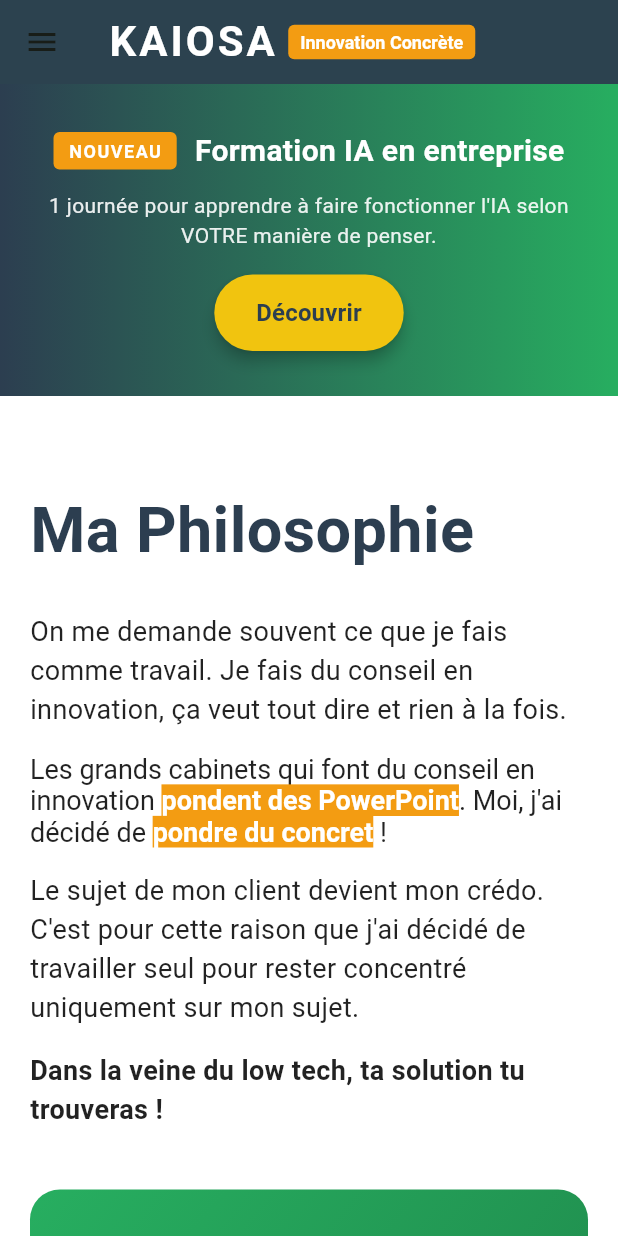
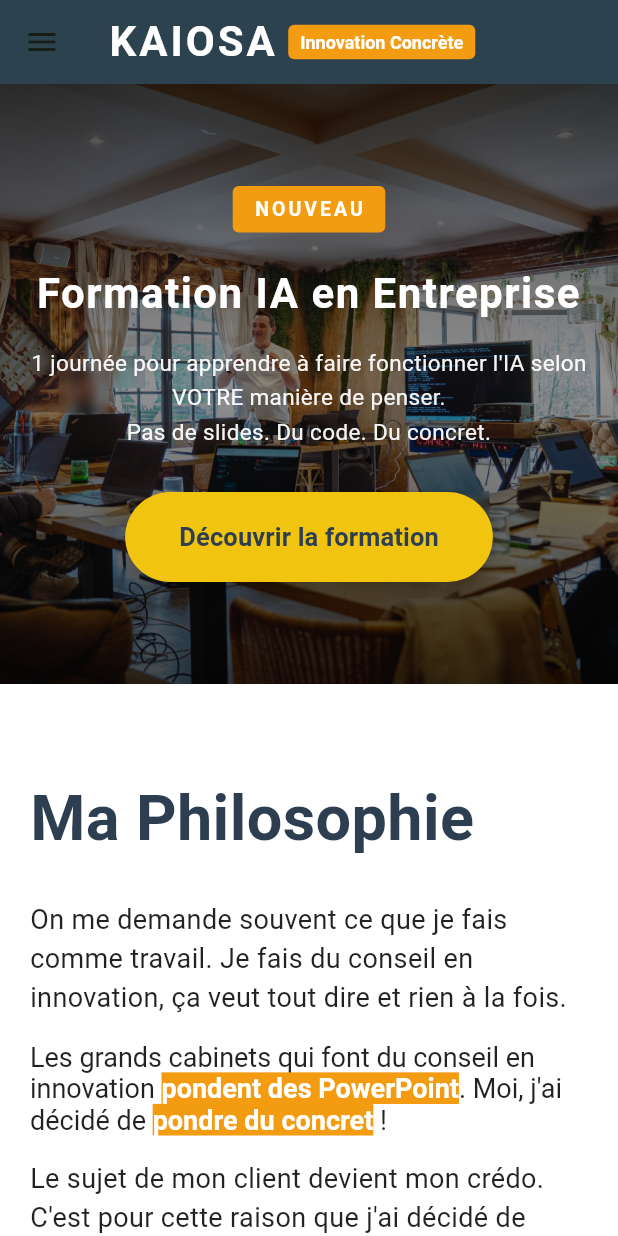
Before and after one commit to jeromeollivon-star/kaiosa_website, a Flutter app: the screen it shows after launch, on a phone screen of 412 x 824 dp. Run offline on Flutter 3.47's test engine with Material 3 defaults, Android fonts, the phone set to English and light mode, and no system bars.

Commit message:
feat: add formation photo hero banner on homepage
- Full-width hero with formation photo (faces blurred except Jerome)
- Dark overlay with gradient for text readability
- Bigger CTA button and punchier copy
- Image served as Flutter asset

Co-Authored-By: Claude Opus 4.6 <noreply@anthropic.com>

```diff
--- a/lib/screens/home_screen.dart
+++ b/lib/screens/home_screen.dart
@@ -31,24 +31,40 @@ class HomeScreen extends StatelessWidget {
 
     return Container(
       width: double.infinity,
-      padding: EdgeInsets.symmetric(
-        vertical: isMobile ? 30 : 40,
-        horizontal: isMobile ? 20 : 60,
+      height: isMobile ? 400 : 500,
+      child: Stack(
+        fit: StackFit.expand,
+        children: [
+          // Background image
+          Image.asset(
+            'assets/formation-hero.jpg',
+            fit: BoxFit.cover,
           ),
-      decoration: const BoxDecoration(
+          // Dark overlay
+          Container(
+            decoration: BoxDecoration(
               gradient: LinearGradient(
-          colors: [Color(0xFF2C3E50), Color(0xFF27AE60)],
-          begin: Alignment.centerLeft,
-          end: Alignment.centerRight,
+                colors: [
+                  Colors.black.withOpacity(0.7),
+                  Colors.black.withOpacity(0.4),
+                  Colors.black.withOpacity(0.7),
+                ],
+                begin: Alignment.topCenter,
+                end: Alignment.bottomCenter,
               ),
             ),
+          ),
+          // Content
+          Padding(
+            padding: EdgeInsets.symmetric(
+              horizontal: isMobile ? 20 : 60,
+              vertical: isMobile ? 40 : 60,
+            ),
             child: Column(
-        children: [
-          Row(
               mainAxisAlignment: MainAxisAlignment.center,
               children: [
                 Container(
-                padding: const EdgeInsets.symmetric(horizontal: 10, vertical: 4),
+                  padding: const EdgeInsets.symmetric(horizontal: 14, vertical: 6),
                   decoration: BoxDecoration(
                     color: const Color(0xFFF39C12),
                     borderRadius: BorderRadius.circular(4),
@@ -57,47 +73,54 @@ class HomeScreen extends StatelessWidget {
                     'NOUVEAU',
                     style: TextStyle(
                       color: Colors.white,
-                    fontSize: 12,
+                      fontSize: 13,
                       fontWeight: FontWeight.bold,
-                    letterSpacing: 1,
+                      letterSpacing: 2,
                     ),
                   ),
                 ),
-              const SizedBox(width: 12),
+                const SizedBox(height: 20),
                 Text(
-                'Formation IA en entreprise',
+                  'Formation IA en Entreprise',
                   style: TextStyle(
-                  fontSize: isMobile ? 20 : 26,
+                    fontSize: isMobile ? 28 : 42,
                     fontWeight: FontWeight.bold,
                     color: Colors.white,
-                ),
-              ),
-            ],
-          ),
-          const SizedBox(height: 12),
-          Text(
-            '1 journée pour apprendre à faire fonctionner l\'IA selon VOTRE manière de penser.',
-            style: TextStyle(
-              fontSize: isMobile ? 14 : 16,
-              color: Colors.white.withOpacity(0.9),
+                    letterSpacing: 1,
                   ),
                   textAlign: TextAlign.center,
                 ),
                 const SizedBox(height: 16),
+                Container(
+                  constraints: const BoxConstraints(maxWidth: 600),
+                  child: Text(
+                    '1 journée pour apprendre à faire fonctionner l\'IA selon VOTRE manière de penser.\nPas de slides. Du code. Du concret.',
+                    style: TextStyle(
+                      fontSize: isMobile ? 15 : 18,
+                      color: Colors.white.withOpacity(0.95),
+                      height: 1.5,
+                    ),
+                    textAlign: TextAlign.center,
+                  ),
+                ),
+                const SizedBox(height: 28),
                 ElevatedButton(
                   onPressed: onNavigateToFormation,
                   style: ElevatedButton.styleFrom(
                     backgroundColor: const Color(0xFFF1C40F),
                     foregroundColor: const Color(0xFF2C3E50),
-              padding: const EdgeInsets.symmetric(horizontal: 28, vertical: 14),
+                    padding: const EdgeInsets.symmetric(horizontal: 36, vertical: 18),
                     shape: RoundedRectangleBorder(
                       borderRadius: BorderRadius.circular(50),
                     ),
-              elevation: 4,
+                    elevation: 6,
                   ),
                   child: const Text(
-              'Découvrir',
-              style: TextStyle(fontSize: 16, fontWeight: FontWeight.bold),
+                    'Découvrir la formation',
+                    style: TextStyle(fontSize: 17, fontWeight: FontWeight.bold),
+                  ),
+                ),
+              ],
             ),
           ),
         ],
--- a/pubspec.yaml
+++ b/pubspec.yaml
@@ -17,3 +17,5 @@ dev_dependencies:
 
 flutter:
   uses-material-design: true
+  assets:
+    - assets/formation-hero.jpg
```
Also changed, not shown: assets/formation-hero.jpg (added). Lines whose indentation alone changed are shown as unchanged.
